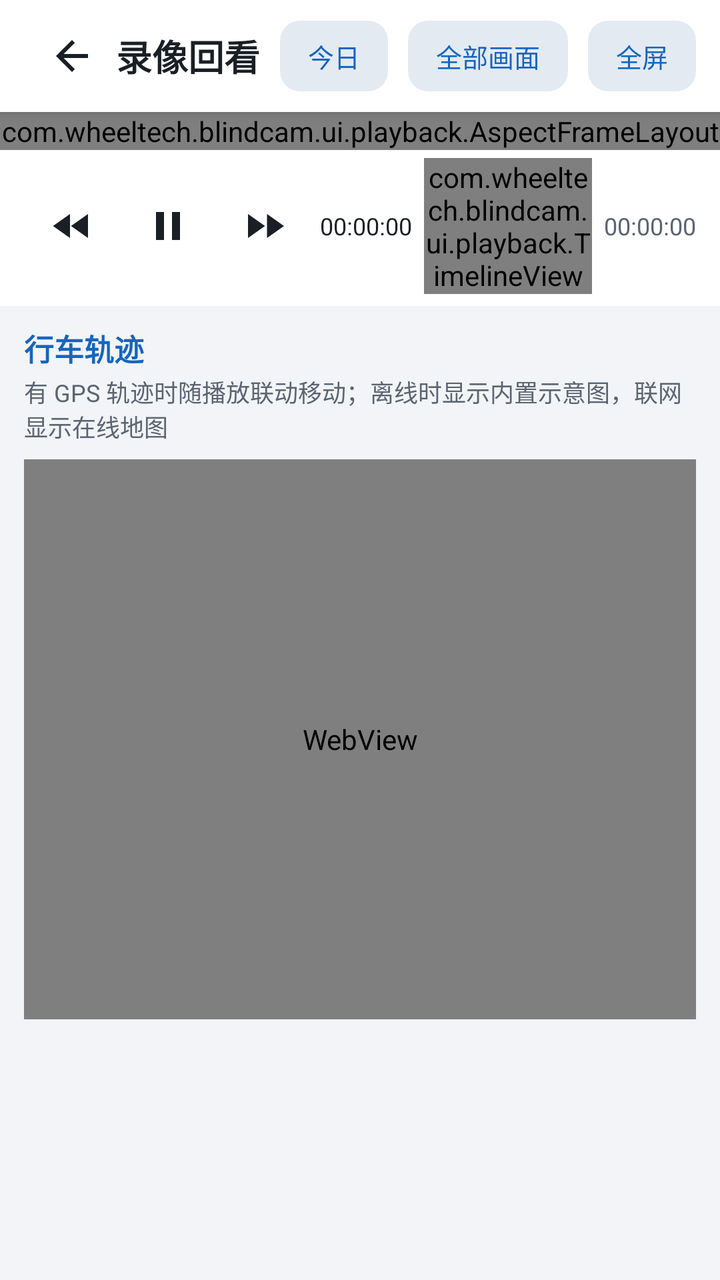
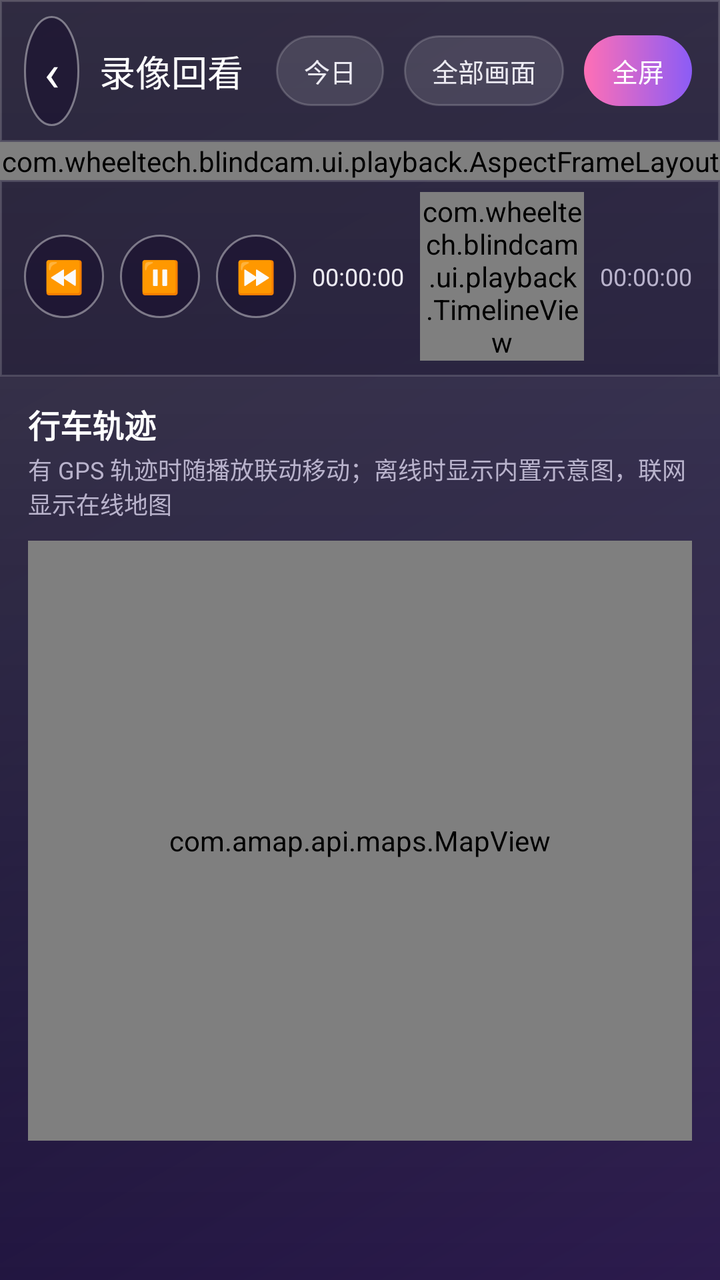

An Android layout rendered at two revisions. The XML below is the earlier revision; the diff shows what the commit changed to produce the second picture.
<!-- AndroidManifest.xml: activity theme Theme.UvcBlindCam -->
<!-- res/layout/activity_playback.xml -->
<?xml version="1.0" encoding="utf-8"?>
<ScrollView xmlns:android="http://schemas.android.com/apk/res/android"
    xmlns:app="http://schemas.android.com/apk/res-auto"
    android:layout_width="match_parent"
    android:layout_height="match_parent"
    android:background="?android:colorBackground"
    android:fillViewport="true">

    <LinearLayout
        android:layout_width="match_parent"
        android:layout_height="wrap_content"
        android:orientation="vertical">

        
        <LinearLayout
            android:layout_width="match_parent"
            android:layout_height="wrap_content"
            android:background="?attr/appBar"
            android:elevation="4dp"
            android:gravity="center_vertical"
            android:orientation="horizontal"
            android:paddingStart="10dp"
            android:paddingTop="6dp"
            android:paddingEnd="12dp"
            android:paddingBottom="6dp">

            <ImageButton
                android:id="@+id/btnBack"
                style="@style/BlindCam.ToolButton"
                android:contentDescription="@string/common_back"
                android:src="@drawable/ic_back" />

            <TextView
                android:layout_width="wrap_content"
                android:layout_height="wrap_content"
                android:text="@string/playback_title"
                android:textColor="?attr/colorOnSurface"
                android:textSize="18sp"
                android:textStyle="bold" />

            <View
                android:layout_width="0dp"
                android:layout_height="1dp"
                android:layout_weight="1" />

            <TextView
                android:id="@+id/btnDate"
                android:layout_width="wrap_content"
                android:layout_height="wrap_content"
                android:background="@drawable/bg_chip"
                android:paddingStart="14dp"
                android:paddingTop="8dp"
                android:paddingEnd="14dp"
                android:paddingBottom="8dp"
                android:text="今日"
                android:textColor="?attr/colorPrimary"
                android:textSize="13sp" />

            <TextView
                android:id="@+id/btnCell"
                android:layout_width="wrap_content"
                android:layout_height="wrap_content"
                android:layout_marginStart="10dp"
                android:background="@drawable/bg_chip"
                android:paddingStart="14dp"
                android:paddingTop="8dp"
                android:paddingEnd="14dp"
                android:paddingBottom="8dp"
                android:text="@string/playback_all_cells"
                android:textColor="?attr/colorPrimary"
                android:textSize="13sp" />

            <TextView
                android:id="@+id/btnFullscreen"
                android:layout_width="wrap_content"
                android:layout_height="wrap_content"
                android:layout_marginStart="10dp"
                android:background="@drawable/bg_chip"
                android:paddingStart="14dp"
                android:paddingTop="8dp"
                android:paddingEnd="14dp"
                android:paddingBottom="8dp"
                android:text="@string/playback_fullscreen"
                android:textColor="?attr/colorPrimary"
                android:textSize="13sp" />
        </LinearLayout>

        
        <com.wheeltech.blindcam.ui.playback.AspectFrameLayout
            android:id="@+id/videoContainer"
            android:layout_width="match_parent"
            android:layout_height="wrap_content"
            android:background="#FF000000">

            <TextureView
                android:id="@+id/playbackView"
                android:layout_width="match_parent"
                android:layout_height="match_parent" />

            
            <TextView
                android:id="@+id/tvGap"
                android:layout_width="wrap_content"
                android:layout_height="wrap_content"
                android:layout_gravity="center"
                android:gravity="center"
                android:padding="20dp"
                android:text="@string/playback_no_content"
                android:textColor="#FFE6EAF0"
                android:textSize="18sp"
                android:visibility="gone" />

            
            <TextView
                android:id="@+id/tvCellName"
                android:layout_width="wrap_content"
                android:layout_height="wrap_content"
                android:layout_gravity="top|start"
                android:layout_margin="12dp"
                android:background="#99000000"
                android:paddingStart="10dp"
                android:paddingTop="4dp"
                android:paddingEnd="10dp"
                android:paddingBottom="4dp"
                android:text=""
                android:textColor="#FFFFFFFF"
                android:textSize="14sp" />

            
            <ImageButton
                android:id="@+id/btnCenterPlay"
                android:layout_width="56dp"
                android:layout_height="56dp"
                android:layout_gravity="center"
                android:background="#66000000"
                android:contentDescription="@string/player_play"
                android:src="@drawable/ic_play" />
        </com.wheeltech.blindcam.ui.playback.AspectFrameLayout>

        
        <LinearLayout
            android:layout_width="match_parent"
            android:layout_height="wrap_content"
            android:background="?attr/appBar"
            android:gravity="center_vertical"
            android:orientation="horizontal"
            android:paddingStart="10dp"
            android:paddingTop="4dp"
            android:paddingEnd="12dp"
            android:paddingBottom="6dp">

            <ImageButton
                android:id="@+id/btnRewind"
                style="@style/BlindCam.ToolButton"
                android:contentDescription="@string/player_rewind"
                android:src="@drawable/ic_rewind" />

            <ImageButton
                android:id="@+id/btnPlayPause"
                style="@style/BlindCam.ToolButton"
                android:contentDescription="@string/player_play"
                android:src="@drawable/ic_pause" />

            <ImageButton
                android:id="@+id/btnForward"
                style="@style/BlindCam.ToolButton"
                android:contentDescription="@string/player_forward"
                android:src="@drawable/ic_forward" />

            <TextView
                android:id="@+id/tvCurrent"
                android:layout_width="wrap_content"
                android:layout_height="wrap_content"
                android:layout_marginStart="6dp"
                android:text="00:00:00"
                android:textColor="?attr/colorOnSurface"
                android:textSize="12sp" />

            <com.wheeltech.blindcam.ui.playback.TimelineView
                android:id="@+id/timeline"
                android:layout_width="0dp"
                android:layout_height="wrap_content"
                android:layout_marginStart="6dp"
                android:layout_marginEnd="6dp"
                android:layout_weight="1"
                android:minHeight="44dp" />

            <TextView
                android:id="@+id/tvRangeEnd"
                android:layout_width="wrap_content"
                android:layout_height="wrap_content"
                android:text="00:00:00"
                android:textColor="?attr/onSurfaceDim"
                android:textSize="12sp" />
        </LinearLayout>

        
        <LinearLayout
            android:layout_width="match_parent"
            android:layout_height="wrap_content"
            android:orientation="vertical"
            android:paddingStart="12dp"
            android:paddingTop="10dp"
            android:paddingEnd="12dp"
            android:paddingBottom="16dp">

            <TextView
                android:layout_width="wrap_content"
                android:layout_height="wrap_content"
                android:text="@string/playback_map_title"
                android:textColor="?attr/colorPrimary"
                android:textSize="15sp"
                android:textStyle="bold" />

            <TextView
                android:id="@+id/tvMapHint"
                android:layout_width="match_parent"
                android:layout_height="wrap_content"
                android:layout_marginTop="2dp"
                android:text="@string/playback_map_hint"
                android:textColor="?attr/onSurfaceDim"
                android:textSize="12sp" />

            <WebView
                android:id="@+id/mapView"
                android:layout_width="match_parent"
                android:layout_height="280dp"
                android:layout_marginTop="8dp"
                android:background="#FF0E141C" />
        </LinearLayout>
    </LinearLayout>
</ScrollView>
<!-- resources referenced by this layout -->
<resources>
  <!-- drawable bg_chip (drawable) -->
  <?xml version="1.0" encoding="utf-8"?>
  <shape xmlns:android="http://schemas.android.com/apk/res/android"
      android:shape="rectangle">
      <solid android:color="?attr/chipBg" />
      <corners android:radius="10dp" />
  </shape>
  <!-- drawable ic_back (drawable) -->
  <vector xmlns:android="http://schemas.android.com/apk/res/android"
      android:width="24dp"
      android:height="24dp"
      android:viewportWidth="24"
      android:viewportHeight="24">
      <path
          android:fillColor="#FF000000"
          android:pathData="M20,11H7.83l5.59,-5.59L12,4l-8,8 8,8 1.41,-1.41L7.83,13H20v-2z" />
  </vector>
  <!-- drawable ic_forward (drawable) -->
  <vector xmlns:android="http://schemas.android.com/apk/res/android"
      android:width="24dp"
      android:height="24dp"
      android:viewportWidth="24"
      android:viewportHeight="24">
      <path
          android:fillColor="#FFFFFFFF"
          android:pathData="M4,18l8.5,-6L4,6v12zM13.5,6v12l8.5,-6 -8.5,-6z" />
  </vector>
  <!-- drawable ic_pause (drawable) -->
  <vector xmlns:android="http://schemas.android.com/apk/res/android"
      android:width="24dp"
      android:height="24dp"
      android:viewportWidth="24"
      android:viewportHeight="24">
      <path
          android:fillColor="#FFFFFFFF"
          android:pathData="M6,5h4v14H6zM14,5h4v14h-4z" />
  </vector>
  <!-- drawable ic_play (drawable) -->
  <vector xmlns:android="http://schemas.android.com/apk/res/android"
      android:width="24dp"
      android:height="24dp"
      android:viewportWidth="24"
      android:viewportHeight="24">
      <path
          android:fillColor="#FFFFFFFF"
          android:pathData="M8,5.14V18.86c0,0.79 0.87,1.27 1.54,0.84l10.79,-6.86c0.62,-0.39 0.62,-1.29 0,-1.69L9.54,4.3C8.87,3.87 8,4.35 8,5.14z" />
  </vector>
  <!-- drawable ic_rewind (drawable) -->
  <vector xmlns:android="http://schemas.android.com/apk/res/android"
      android:width="24dp"
      android:height="24dp"
      android:viewportWidth="24"
      android:viewportHeight="24">
      <path
          android:fillColor="#FFFFFFFF"
          android:pathData="M11,18V6l-8.5,6 8.5,6zM11.5,12l8.5,6V6l-8.5,6z" />
  </vector>
  <string name="common_back">返回</string>
  <string name="playback_all_cells">全部画面</string>
  <string name="playback_fullscreen">全屏</string>
  <string name="playback_map_hint">有 GPS 轨迹时随播放联动移动；离线时显示内置示意图，联网显示在线地图</string>
  <string name="playback_map_title">行车轨迹</string>
  <string name="playback_no_content">此时间段没有视频内容</string>
  <string name="playback_title">录像回看</string>
  <string name="player_forward">快进 10 秒</string>
  <string name="player_play">播放</string>
  <string name="player_rewind">快退 10 秒</string>
  <style name="BlindCam.ToolButton" parent="Widget.AppCompat.ImageButton">
          <item name="android:layout_width">44dp</item>
          <item name="android:layout_height">44dp</item>
          <item name="android:layout_marginStart">4dp</item>
          <item name="android:background">?attr/selectableItemBackgroundBorderless</item>
          <item name="android:scaleType">fitCenter</item>
          <item name="android:padding">10dp</item>
          <item name="android:tint">?attr/colorOnSurface</item>
      </style>
  <color name="brand_blue">#FF1565C0</color>
  <color name="brand_blue_dark">#FF0D47A1</color>
  <color name="white">#FFFFFFFF</color>
  <!-- unchanged entries left out for length: 1 -->
</resources>

<!-- the commit's change to res/layout/activity_playback.xml (unified diff, before → after) -->
@@ -3,8 +3,9 @@
     xmlns:app="http://schemas.android.com/apk/res-auto"
     android:layout_width="match_parent"
     android:layout_height="match_parent"
-    android:background="?android:colorBackground"
-    android:fillViewport="true">
+    android:background="@drawable/bg_gradient_dark"
+    android:fillViewport="true"
+    android:scrollbars="none">
 
     <LinearLayout
         android:layout_width="match_parent"
@@ -15,28 +16,32 @@
         <LinearLayout
             android:layout_width="match_parent"
             android:layout_height="wrap_content"
-            android:background="?attr/appBar"
-            android:elevation="4dp"
+            android:background="@drawable/bg_glass_bar"
             android:gravity="center_vertical"
             android:orientation="horizontal"
-            android:paddingStart="10dp"
-            android:paddingTop="6dp"
-            android:paddingEnd="12dp"
-            android:paddingBottom="6dp">
-
-            <ImageButton
+            android:paddingStart="12dp"
+            android:paddingTop="8dp"
+            android:paddingEnd="14dp"
+            android:paddingBottom="8dp">
+
+            <TextView
                 android:id="@+id/btnBack"
-                style="@style/BlindCam.ToolButton"
+                android:layout_width="wrap_content"
+                android:layout_height="wrap_content"
+                android:background="@drawable/bg_play_badge"
                 android:contentDescription="@string/common_back"
-                android:src="@drawable/ic_back" />
-
-            <TextView
-                android:layout_width="wrap_content"
-                android:layout_height="wrap_content"
+                android:padding="10dp"
+                android:text="‹"
+                android:textColor="#FFFFFF"
+                android:textSize="26sp" />
+
+            <TextView
+                android:layout_width="wrap_content"
+                android:layout_height="wrap_content"
+                android:layout_marginStart="10dp"
                 android:text="@string/playback_title"
-                android:textColor="?attr/colorOnSurface"
-                android:textSize="18sp"
-                android:textStyle="bold" />
+                android:textColor="#FFFFFF"
+                android:textSize="18sp" />
 
             <View
                 android:layout_width="0dp"
@@ -47,13 +52,13 @@
                 android:id="@+id/btnDate"
                 android:layout_width="wrap_content"
                 android:layout_height="wrap_content"
-                android:background="@drawable/bg_chip"
+                android:background="@drawable/bg_pill"
                 android:paddingStart="14dp"
                 android:paddingTop="8dp"
                 android:paddingEnd="14dp"
                 android:paddingBottom="8dp"
                 android:text="今日"
-                android:textColor="?attr/colorPrimary"
+                android:textColor="#ECEAF2"
                 android:textSize="13sp" />
 
             <TextView
@@ -61,13 +66,13 @@
                 android:layout_width="wrap_content"
                 android:layout_height="wrap_content"
                 android:layout_marginStart="10dp"
-                android:background="@drawable/bg_chip"
+                android:background="@drawable/bg_pill"
                 android:paddingStart="14dp"
                 android:paddingTop="8dp"
                 android:paddingEnd="14dp"
                 android:paddingBottom="8dp"
                 android:text="@string/playback_all_cells"
-                android:textColor="?attr/colorPrimary"
+                android:textColor="#ECEAF2"
                 android:textSize="13sp" />
 
             <TextView
@@ -75,13 +80,13 @@
                 android:layout_width="wrap_content"
                 android:layout_height="wrap_content"
                 android:layout_marginStart="10dp"
-                android:background="@drawable/bg_chip"
+                android:background="@drawable/bg_pill_gradient"
                 android:paddingStart="14dp"
                 android:paddingTop="8dp"
                 android:paddingEnd="14dp"
                 android:paddingBottom="8dp"
                 android:text="@string/playback_fullscreen"
-                android:textColor="?attr/colorPrimary"
+                android:textColor="#FFFFFF"
                 android:textSize="13sp" />
         </LinearLayout>
 
@@ -96,6 +101,14 @@
                 android:id="@+id/playbackView"
                 android:layout_width="match_parent"
                 android:layout_height="match_parent" />
+
+            
+            <View
+                android:id="@+id/blackOverlay"
+                android:layout_width="match_parent"
+                android:layout_height="match_parent"
+                android:background="#FF000000"
+                android:visibility="gone" />
 
             
             <TextView
@@ -106,7 +119,7 @@
                 android:gravity="center"
                 android:padding="20dp"
                 android:text="@string/playback_no_content"
-                android:textColor="#FFE6EAF0"
+                android:textColor="#FFFFFFFF"
                 android:textSize="18sp"
                 android:visibility="gone" />
 
@@ -117,71 +130,91 @@
                 android:layout_height="wrap_content"
                 android:layout_gravity="top|start"
                 android:layout_margin="12dp"
-                android:background="#99000000"
-                android:paddingStart="10dp"
-                android:paddingTop="4dp"
-                android:paddingEnd="10dp"
-                android:paddingBottom="4dp"
+                android:background="@drawable/bg_pill"
+                android:paddingStart="12dp"
+                android:paddingTop="5dp"
+                android:paddingEnd="12dp"
+                android:paddingBottom="5dp"
                 android:text=""
                 android:textColor="#FFFFFFFF"
                 android:textSize="14sp" />
 
             
-            <ImageButton
+            <TextView
                 android:id="@+id/btnCenterPlay"
-                android:layout_width="56dp"
-                android:layout_height="56dp"
+                android:layout_width="64dp"
+                android:layout_height="64dp"
                 android:layout_gravity="center"
-                android:background="#66000000"
+                android:background="@drawable/bg_play_badge"
+                android:gravity="center"
                 android:contentDescription="@string/player_play"
-                android:src="@drawable/ic_play" />
+                android:text="▶"
+                android:textColor="#FFFFFF"
+                android:textSize="26sp" />
         </com.wheeltech.blindcam.ui.playback.AspectFrameLayout>
 
         
         <LinearLayout
             android:layout_width="match_parent"
             android:layout_height="wrap_content"
-            android:background="?attr/appBar"
+            android:background="@drawable/bg_glass_bar"
             android:gravity="center_vertical"
             android:orientation="horizontal"
-            android:paddingStart="10dp"
-            android:paddingTop="4dp"
-            android:paddingEnd="12dp"
-            android:paddingBottom="6dp">
-
-            <ImageButton
+            android:paddingStart="12dp"
+            android:paddingTop="6dp"
+            android:paddingEnd="14dp"
+            android:paddingBottom="8dp">
+
+            <TextView
                 android:id="@+id/btnRewind"
-                style="@style/BlindCam.ToolButton"
+                android:layout_width="wrap_content"
+                android:layout_height="wrap_content"
+                android:background="@drawable/bg_play_badge"
                 android:contentDescription="@string/player_rewind"
-                android:src="@drawable/ic_rewind" />
-
-            <ImageButton
+                android:padding="10dp"
+                android:text="⏪"
+                android:textColor="#FFFFFF"
+                android:textSize="16sp" />
+
+            <TextView
                 android:id="@+id/btnPlayPause"
-                style="@style/BlindCam.ToolButton"
+                android:layout_width="wrap_content"
+                android:layout_height="wrap_content"
+                android:layout_marginStart="8dp"
+                android:background="@drawable/bg_play_badge"
                 android:contentDescription="@string/player_play"
-                android:src="@drawable/ic_pause" />
-
-            <ImageButton
+                android:padding="10dp"
+                android:text="⏸"
+                android:textColor="#FFFFFF"
+                android:textSize="16sp" />
+
+            <TextView
                 android:id="@+id/btnForward"
-                style="@style/BlindCam.ToolButton"
+                android:layout_width="wrap_content"
+                android:layout_height="wrap_content"
+                android:layout_marginStart="8dp"
+                android:background="@drawable/bg_play_badge"
                 android:contentDescription="@string/player_forward"
-                android:src="@drawable/ic_forward" />
+                android:padding="10dp"
+                android:text="⏩"
+                android:textColor="#FFFFFF"
+                android:textSize="16sp" />
 
             <TextView
                 android:id="@+id/tvCurrent"
                 android:layout_width="wrap_content"
                 android:layout_height="wrap_content"
-                android:layout_marginStart="6dp"
+                android:layout_marginStart="8dp"
                 android:text="00:00:00"
-                android:textColor="?attr/colorOnSurface"
+                android:textColor="#ECEAF2"
                 android:textSize="12sp" />
 
             <com.wheeltech.blindcam.ui.playback.TimelineView
                 android:id="@+id/timeline"
                 android:layout_width="0dp"
                 android:layout_height="wrap_content"
-                android:layout_marginStart="6dp"
-                android:layout_marginEnd="6dp"
+                android:layout_marginStart="8dp"
+                android:layout_marginEnd="8dp"
                 android:layout_weight="1"
                 android:minHeight="44dp" />
 
@@ -190,7 +223,7 @@
                 android:layout_width="wrap_content"
                 android:layout_height="wrap_content"
                 android:text="00:00:00"
-                android:textColor="?attr/onSurfaceDim"
+                android:textColor="#B9B3CC"
                 android:textSize="12sp" />
         </LinearLayout>
 
@@ -199,17 +232,17 @@
             android:layout_width="match_parent"
             android:layout_height="wrap_content"
             android:orientation="vertical"
-            android:paddingStart="12dp"
-            android:paddingTop="10dp"
-            android:paddingEnd="12dp"
-            android:paddingBottom="16dp">
+            android:paddingStart="14dp"
+            android:paddingTop="12dp"
+            android:paddingEnd="14dp"
+            android:paddingBottom="18dp">
 
             <TextView
                 android:layout_width="wrap_content"
                 android:layout_height="wrap_content"
                 android:text="@string/playback_map_title"
-                android:textColor="?attr/colorPrimary"
-                android:textSize="15sp"
+                android:textColor="#FFFFFF"
+                android:textSize="16sp"
                 android:textStyle="bold" />
 
             <TextView
@@ -218,15 +251,14 @@
                 android:layout_height="wrap_content"
                 android:layout_marginTop="2dp"
                 android:text="@string/playback_map_hint"
-                android:textColor="?attr/onSurfaceDim"
+                android:textColor="#B9B3CC"
                 android:textSize="12sp" />
 
-            <WebView
+            <com.amap.api.maps.MapView
                 android:id="@+id/mapView"
                 android:layout_width="match_parent"
-                android:layout_height="280dp"
-                android:layout_marginTop="8dp"
-                android:background="#FF0E141C" />
+                android:layout_height="300dp"
+                android:layout_marginTop="10dp" />
         </LinearLayout>
     </LinearLayout>
 </ScrollView>
<!-- resource entries referenced after the edit -->
@@ -1,62 +1,68 @@
 <!-- resources referenced by this layout -->
 <resources>
-  <!-- drawable bg_chip (drawable) -->
+  <!-- drawable bg_glass_bar (drawable) -->
   <?xml version="1.0" encoding="utf-8"?>
   <shape xmlns:android="http://schemas.android.com/apk/res/android"
       android:shape="rectangle">
-      <solid android:color="?attr/chipBg" />
-      <corners android:radius="10dp" />
+      <solid android:color="#5C14102A" />
+      <stroke
+          android:width="1dp"
+          android:color="#26FFFFFF" />
   </shape>
-  <!-- drawable ic_back (drawable) -->
-  <vector xmlns:android="http://schemas.android.com/apk/res/android"
-      android:width="24dp"
-      android:height="24dp"
-      android:viewportWidth="24"
-      android:viewportHeight="24">
-      <path
-          android:fillColor="#FF000000"
-          android:pathData="M20,11H7.83l5.59,-5.59L12,4l-8,8 8,8 1.41,-1.41L7.83,13H20v-2z" />
-  </vector>
-  <!-- drawable ic_forward (drawable) -->
-  <vector xmlns:android="http://schemas.android.com/apk/res/android"
-      android:width="24dp"
-      android:height="24dp"
-      android:viewportWidth="24"
-      android:viewportHeight="24">
-      <path
-          android:fillColor="#FFFFFFFF"
-          android:pathData="M4,18l8.5,-6L4,6v12zM13.5,6v12l8.5,-6 -8.5,-6z" />
-  </vector>
-  <!-- drawable ic_pause (drawable) -->
-  <vector xmlns:android="http://schemas.android.com/apk/res/android"
-      android:width="24dp"
-      android:height="24dp"
-      android:viewportWidth="24"
-      android:viewportHeight="24">
-      <path
-          android:fillColor="#FFFFFFFF"
-          android:pathData="M6,5h4v14H6zM14,5h4v14h-4z" />
-  </vector>
-  <!-- drawable ic_play (drawable) -->
-  <vector xmlns:android="http://schemas.android.com/apk/res/android"
-      android:width="24dp"
-      android:height="24dp"
-      android:viewportWidth="24"
-      android:viewportHeight="24">
-      <path
-          android:fillColor="#FFFFFFFF"
-          android:pathData="M8,5.14V18.86c0,0.79 0.87,1.27 1.54,0.84l10.79,-6.86c0.62,-0.39 0.62,-1.29 0,-1.69L9.54,4.3C8.87,3.87 8,4.35 8,5.14z" />
-  </vector>
-  <!-- drawable ic_rewind (drawable) -->
-  <vector xmlns:android="http://schemas.android.com/apk/res/android"
-      android:width="24dp"
-      android:height="24dp"
-      android:viewportWidth="24"
-      android:viewportHeight="24">
-      <path
-          android:fillColor="#FFFFFFFF"
-          android:pathData="M11,18V6l-8.5,6 8.5,6zM11.5,12l8.5,6V6l-8.5,6z" />
-  </vector>
+  <!-- drawable bg_gradient_dark (drawable) -->
+  <?xml version="1.0" encoding="utf-8"?>
+  <layer-list xmlns:android="http://schemas.android.com/apk/res/android">
+      <item>
+          <shape android:shape="rectangle">
+              <gradient
+                  android:angle="135"
+                  android:startColor="#FF2C1B4D"
+                  android:centerColor="#FF171033"
+                  android:endColor="#FF100B21"
+                  android:type="linear" />
+          </shape>
+      </item>
+      
+      <item>
+          <shape android:shape="rectangle">
+              <gradient
+                  android:angle="270"
+                  android:startColor="#33FFFFFF"
+                  android:endColor="#00000000"
+                  android:type="linear" />
+          </shape>
+      </item>
+  </layer-list>
+  <!-- drawable bg_pill (drawable) -->
+  <?xml version="1.0" encoding="utf-8"?>
+  <shape xmlns:android="http://schemas.android.com/apk/res/android"
+      android:shape="rectangle">
+      <solid android:color="#1FFFFFFF" />
+      <corners android:radius="100dp" />
+      <stroke
+          android:width="1dp"
+          android:color="#2EFFFFFF" />
+  </shape>
+  <!-- drawable bg_pill_gradient (drawable) -->
+  <?xml version="1.0" encoding="utf-8"?>
+  <shape xmlns:android="http://schemas.android.com/apk/res/android"
+      android:shape="rectangle">
+      <gradient
+          android:angle="0"
+          android:startColor="#FFFF6FB5"
+          android:endColor="#FF8B5CF6"
+          android:type="linear" />
+      <corners android:radius="100dp" />
+  </shape>
+  <!-- drawable bg_play_badge (drawable) -->
+  <?xml version="1.0" encoding="utf-8"?>
+  <shape xmlns:android="http://schemas.android.com/apk/res/android"
+      android:shape="oval">
+      <solid android:color="#80140B2B" />
+      <stroke
+          android:width="1dp"
+          android:color="#66FFFFFF" />
+  </shape>
   <string name="common_back">返回</string>
   <string name="playback_all_cells">全部画面</string>
   <string name="playback_fullscreen">全屏</string>
@@ -67,15 +73,6 @@
   <string name="player_forward">快进 10 秒</string>
   <string name="player_play">播放</string>
   <string name="player_rewind">快退 10 秒</string>
-  <style name="BlindCam.ToolButton" parent="Widget.AppCompat.ImageButton">
-          <item name="android:layout_width">44dp</item>
-          <item name="android:layout_height">44dp</item>
-          <item name="android:layout_marginStart">4dp</item>
-          <item name="android:background">?attr/selectableItemBackgroundBorderless</item>
-          <item name="android:scaleType">fitCenter</item>
-          <item name="android:padding">10dp</item>
-          <item name="android:tint">?attr/colorOnSurface</item>
-      </style>
   <color name="brand_blue">#FF1565C0</color>
   <color name="brand_blue_dark">#FF0D47A1</color>
   <color name="white">#FFFFFFFF</color>
